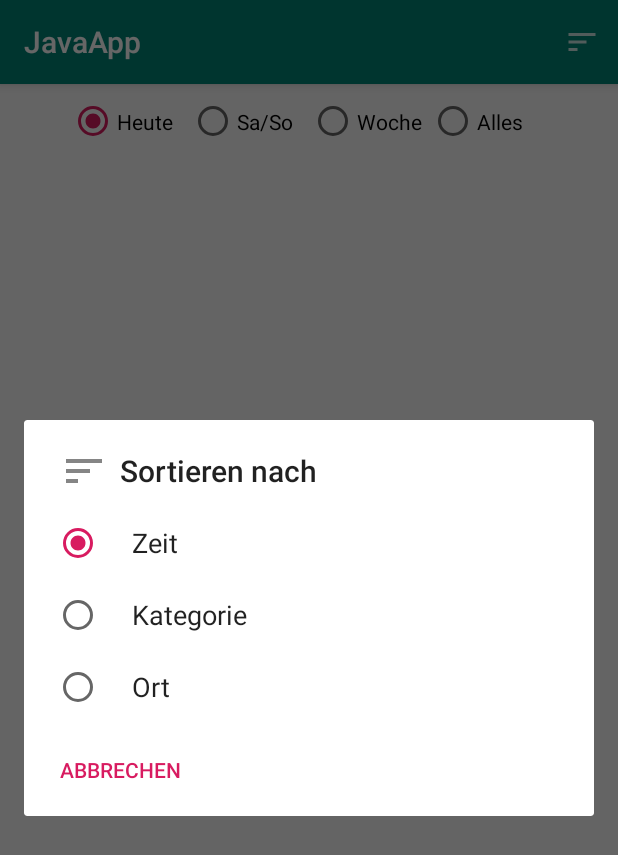
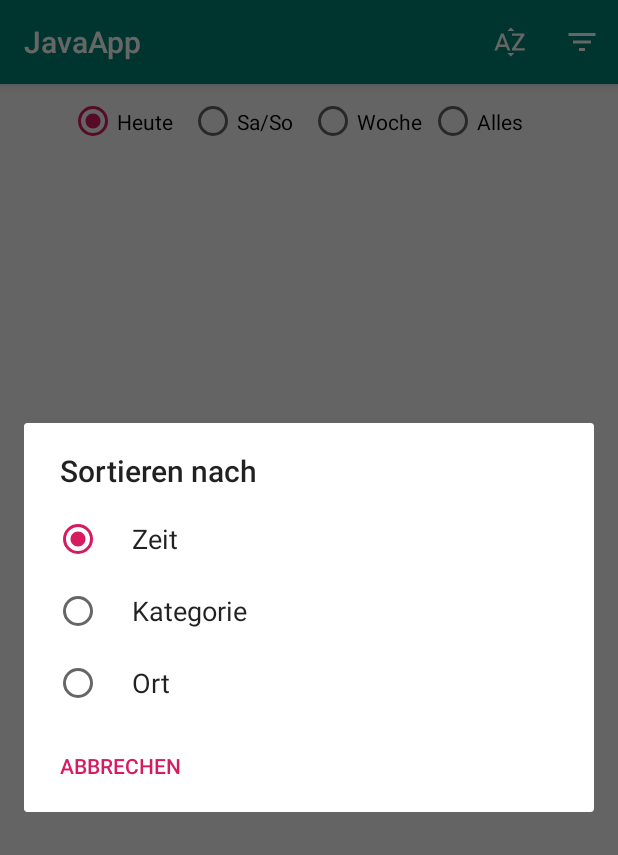
Before and after one commit to intergalacticsuperhero/Hypezig, an Android app: the screen it shows after launch (MainActivity), after a tap on "Sortieren", on a phone screen of 412 x 824 dp. Shown: the top 855 px of the screen. Run offline under Robolectric (Android 15) with nearby library versions, the phone set to English and light mode, and no system bars; our stand-ins replace Room's generated code.

Commit message:
Add category filter

```diff
--- a/app/src/main/java/com/example/javaapp/db/EventDao.java
+++ b/app/src/main/java/com/example/javaapp/db/EventDao.java
@@ -24,6 +24,8 @@ public interface EventDao {
     @Query("SELECT * from event ORDER by locationName, date, category")
     List<Event> getAllOrderedByLocation();
 
+    @Query("SELECT DISTINCT category FROM event")
+    List<String> getDistinctCategories();
 
 
     @Insert
--- a/app/src/main/java/com/example/javaapp/models/Model.java
+++ b/app/src/main/java/com/example/javaapp/models/Model.java
@@ -1,5 +1,6 @@
 package com.example.javaapp.models;
 
+import com.example.javaapp.models.filters.CategoryFilter;
 import com.example.javaapp.models.filters.FilterStrategy;
 import com.example.javaapp.models.filters.PassthroughFilter;
 import com.example.javaapp.models.queries.QueryStrategy;
@@ -17,6 +18,7 @@ public class Model {
 
     private QueryStrategy queryStrategy = new SortByDate();
     private FilterStrategy filterStrategy = new PassthroughFilter();
+    private CategoryFilter categoryFilter = new CategoryFilter();
 
     private Model() {
     }
@@ -27,7 +29,9 @@ public class Model {
     }
 
     public void applyFilter() {
-        filterStrategy.applyFilter(orderedEvents, filteredEvents);
+        List<Event> localResult = new ArrayList<>();
+        filterStrategy.applyFilter(orderedEvents, localResult);
+        categoryFilter.applyFilter(localResult, filteredEvents);
     }
 
     public List<Event> getOrderedEvents() {
@@ -50,4 +54,8 @@ public class Model {
         this.filterStrategy = filterStrategy;
         applyFilter();
     }
+
+    public CategoryFilter getCategoryFilter() {
+        return categoryFilter;
+    }
 }
--- /dev/null
+++ b/app/src/main/java/com/example/javaapp/models/filters/CategoryFilter.java
@@ -0,0 +1,32 @@
+package com.example.javaapp.models.filters;
+
+import com.example.javaapp.models.Event;
+
+import java.util.HashSet;
+import java.util.List;
+import java.util.Set;
+
+public class CategoryFilter implements FilterStrategy {
+
+    private Set<String> categories = new HashSet<>();
+
+    @Override
+    public void applyFilter(List<Event> input, List<Event> output) {
+        output.clear();
+
+        if (categories.isEmpty()) {
+            output.addAll(input);
+        }
+        else {
+            for (Event forEvent : input) {
+                if (categories.contains(forEvent.category)) {
+                    output.add(forEvent);
+                }
+            }
+        }
+    }
+
+    public void setCategories(Set<String> categories) {
+        this.categories = categories;
+    }
+}
--- a/app/src/main/java/com/example/javaapp/tasks/ReadEventsFromDatabase.java
+++ b/app/src/main/java/com/example/javaapp/tasks/ReadEventsFromDatabase.java
@@ -4,6 +4,7 @@ import android.content.Context;
 import android.os.AsyncTask;
 
 import com.example.javaapp.RecyclerViewAdapter;
+import com.example.javaapp.db.AppDatabase;
 import com.example.javaapp.models.Event;
 import com.example.javaapp.models.Model;
 import com.example.javaapp.models.queries.QueryStrategy;
@@ -32,6 +33,10 @@ public class ReadEventsFromDatabase extends AsyncTask<Void, Void, Void> {
             orderedEvents.addAll(eventsFromDatabase);
 
             Model.getInstance().applyFilter();
+
+
+            List<String> categories = AppDatabase.getInstance(context).eventDao().getDistinctCategories();
+            System.out.println(categories);
         }
         catch(Exception e) {
             e.printStackTrace();
--- a/app/src/main/res/drawable-anydpi/icon_sort.xml
+++ /dev/null
@@ -1,11 +0,0 @@
-<vector xmlns:android="http://schemas.android.com/apk/res/android"
-    android:width="24dp"
-    android:height="24dp"
-    android:viewportWidth="24"
-    android:viewportHeight="24"
-    android:tint="#333333"
-    android:alpha="0.6">
-    <path
-        android:fillColor="#FF000000"
-        android:pathData="M3,18h6v-2L3,16v2zM3,6v2h18L21,6L3,6zM3,13h12v-2L3,11v2z"/>
-</vector>
--- a/app/src/main/res/drawable-anydpi/icon_sort_white.xml
+++ /dev/null
@@ -1,11 +0,0 @@
-<vector xmlns:android="http://schemas.android.com/apk/res/android"
-    android:width="24dp"
-    android:height="24dp"
-    android:viewportWidth="24"
-    android:viewportHeight="24"
-    android:tint="#FFFFFF"
-    android:alpha="0.8">
-    <path
-        android:fillColor="#FF000000"
-        android:pathData="M3,18h6v-2L3,16v2zM3,6v2h18L21,6L3,6zM3,13h12v-2L3,11v2z"/>
-</vector>
--- /dev/null
+++ b/app/src/main/res/drawable/icon_filter.xml
@@ -0,0 +1,5 @@
+<vector android:height="24dp" android:tint="#FFFFFF"
+    android:viewportHeight="24.0" android:viewportWidth="24.0"
+    android:width="24dp" xmlns:android="http://schemas.android.com/apk/res/android">
+    <path android:fillColor="#FF000000" android:pathData="M10,18h4v-2h-4v2zM3,6v2h18L21,6L3,6zM6,13h12v-2L6,11v2z"/>
+</vector>
--- /dev/null
+++ b/app/src/main/res/drawable/icon_sort_white.xml
@@ -0,0 +1,5 @@
+<vector android:height="24dp" android:tint="#FFFFFF"
+    android:viewportHeight="24.0" android:viewportWidth="24.0"
+    android:width="24dp" xmlns:android="http://schemas.android.com/apk/res/android">
+    <path android:fillColor="#FF000000" android:pathData="M14.94,4.66h-4.72l2.36,-2.36zM10.25,19.37h4.66l-2.33,2.33zM6.1,6.27L1.6,17.73h1.84l0.92,-2.45h5.11l0.92,2.45h1.84L7.74,6.27L6.1,6.27zM4.97,13.64l1.94,-5.18 1.94,5.18L4.97,13.64zM15.73,16.14h6.12v1.59h-8.53v-1.29l5.92,-8.56h-5.88v-1.6h8.3v1.26l-5.93,8.6z"/>
+</vector>
--- a/app/src/main/res/menu/main_menu.xml
+++ b/app/src/main/res/menu/main_menu.xml
@@ -7,4 +7,10 @@
         android:title="Sortieren"
         app:showAsAction="ifRoom"/>
 
+    <item android:id="@+id/item_filter"
+        android:icon="@drawable/icon_filter"
+        android:title="Sortieren"
+        app:showAsAction="ifRoom"/>
+
+
 </menu>
```
Also changed, not shown: app/src/main/java/com/example/javaapp/KreuzerScraper.java (+17 -3 lines), app/src/main/java/com/example/javaapp/MainActivity.java (+54 -4 lines), app/src/main/res/drawable-hdpi/icon_sort.png (deleted), app/src/main/res/drawable-hdpi/icon_sort_white.png (deleted), app/src/main/res/drawable-mdpi/icon_sort.png (deleted), app/src/main/res/drawable-mdpi/icon_sort_white.png (deleted), app/src/main/res/drawable-xhdpi/icon_sort.png (deleted), app/src/main/res/drawable-xhdpi/icon_sort_white.png (deleted), app/src/main/res/drawable-xxhdpi/icon_sort.png (deleted), app/src/main/res/drawable-xxhdpi/icon_sort_white.png (deleted).
